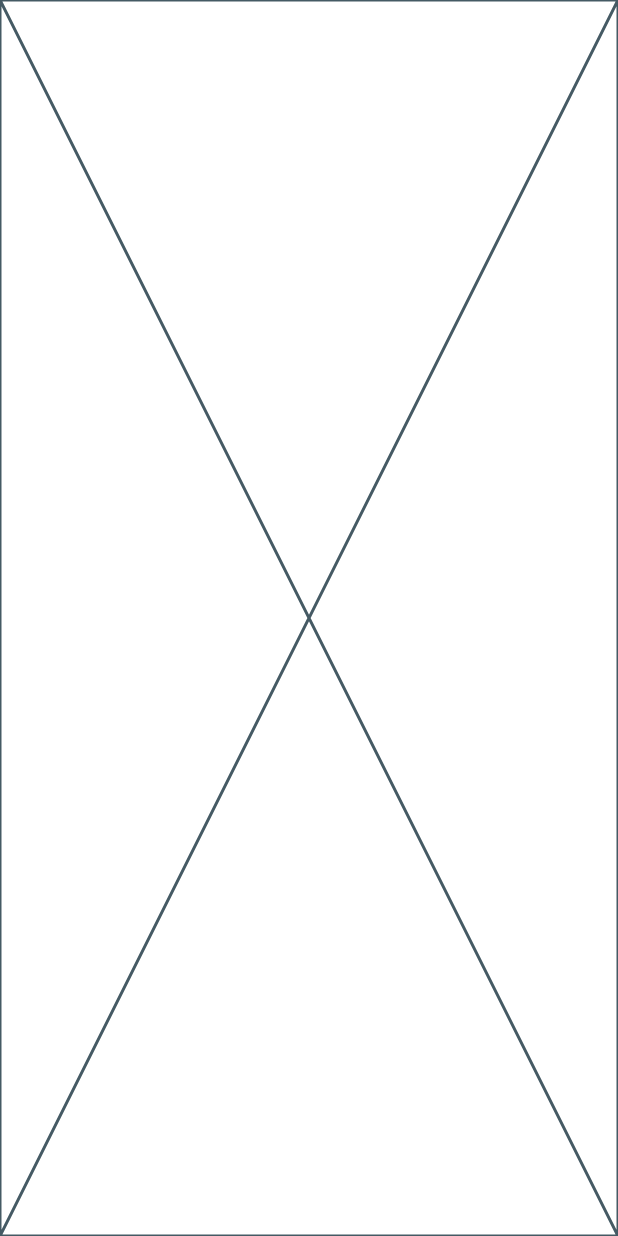
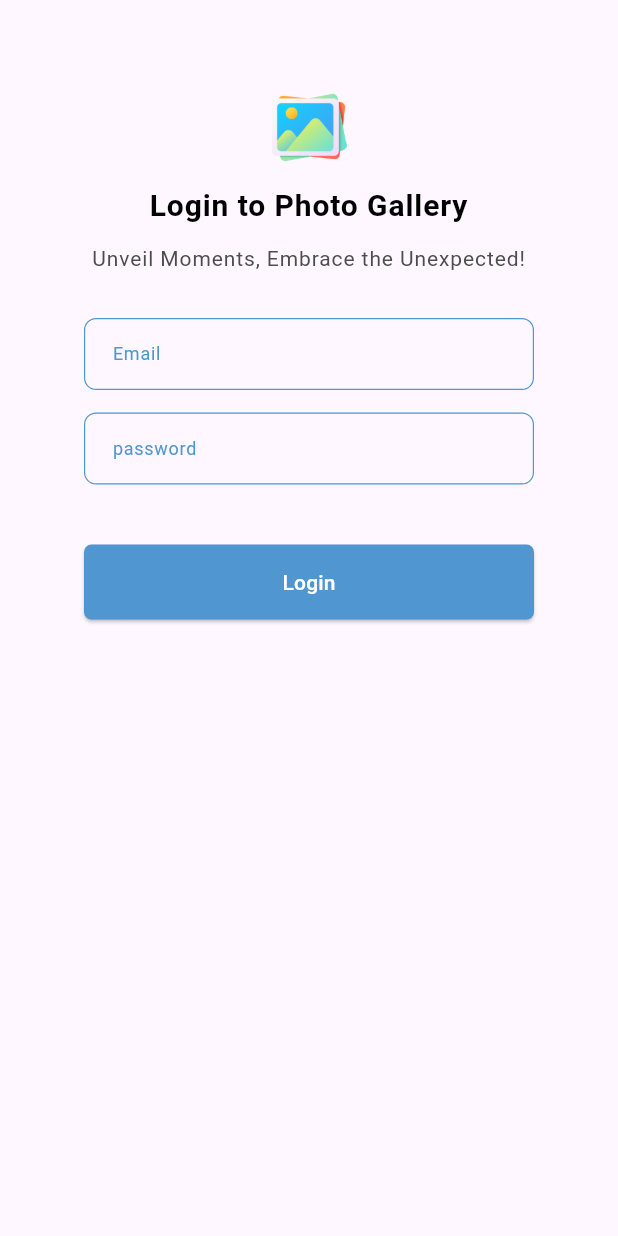
Before and after one commit to tipu0710/photo_gallery, a Flutter app: the screen it shows after launch, on a phone screen of 412 x 824 dp. Run offline on Flutter 3.47's test engine with Material 3 defaults, Android fonts, the phone set to English and light mode, and no system bars; drawn by our look-alikes of auto_size_text; our stand-ins replace flutter_riverpod, shared_preferences.

Commit message:
feat(Screen): :sparkles: Login screen

````diff
--- a/lib/main.dart
+++ b/lib/main.dart
@@ -1,22 +1,36 @@
 import 'package:flutter/material.dart';
+import 'package:flutter_riverpod/flutter_riverpod.dart';
+import 'package:photo_gallery/provider/login_provider.dart';
+import 'package:photo_gallery/screen/home/home.dart';
+import 'package:photo_gallery/screen/login/login_screen.dart';
 import 'package:photo_gallery/screen/splash_screen.dart';
+import 'package:photo_gallery/utils/global.dart';
+import 'package:shared_preferences/shared_preferences.dart';
 
-void main() {
-  runApp(const MyApp());
+void main() async {
+  WidgetsFlutterBinding.ensureInitialized();
+  sharedPreferences = await SharedPreferences.getInstance();
+
+  runApp(const ProviderScope(child: MyApp()));
 }
 
-class MyApp extends StatelessWidget {
+class MyApp extends ConsumerWidget {
   const MyApp({super.key});
 
   @override
-  Widget build(BuildContext context) {
+  Widget build(BuildContext context, WidgetRef ref) {
+    bool isLoggedIn = ref.watch(loginProvider);
     return MaterialApp(
       title: 'Photo Gallery',
       theme: ThemeData(
         colorScheme: ColorScheme.fromSeed(seedColor: Colors.deepPurple),
         useMaterial3: true,
       ),
-      home: const SplashScreen(),
+      home: !shownSplash
+          ? const SplashScreen()
+          : isLoggedIn
+              ? const Home()
+              : const LoginScreen(),
     );
   }
 }
--- /dev/null
+++ b/lib/provider/login_provider.dart
@@ -0,0 +1,20 @@
+import 'package:photo_gallery/utils/global.dart';
+import 'package:flutter_riverpod/flutter_riverpod.dart';
+
+final loginProvider = StateNotifierProvider<LoginNotifier, bool>((ref) {
+  return LoginNotifier();
+});
+
+class LoginNotifier extends StateNotifier<bool> {
+  LoginNotifier() : super(sharedPreferences.getBool("login_key") ?? false);
+  bool get isLogin => state;
+  logout() {
+    sharedPreferences.setBool("login_key", false);
+    state = false;
+  }
+
+  login() {
+    sharedPreferences.setBool("login_key", true);
+    state = true;
+  }
+}
--- /dev/null
+++ b/lib/screen/login/login_screen.dart
@@ -0,0 +1,130 @@
+import 'package:flutter/material.dart';
+import 'package:auto_size_text/auto_size_text.dart';
+import 'package:flutter_riverpod/flutter_riverpod.dart';
+import 'package:photo_gallery/provider/login_provider.dart';
+import 'package:photo_gallery/uiHelper/input_field.dart';
+import 'package:photo_gallery/utils/constant.dart';
+import 'package:photo_gallery/utils/extensions.dart';
+
+class LoginScreen extends StatefulWidget {
+  const LoginScreen({super.key});
+
+  @override
+  State<LoginScreen> createState() => _LoginScreenState();
+}
+
+class _LoginScreenState extends State<LoginScreen> {
+  TextEditingController emailController = TextEditingController();
+  TextEditingController passwordController = TextEditingController();
+  FocusNode emailFocus = FocusNode();
+  FocusNode passwordFocus = FocusNode();
+  final _formKey = GlobalKey<FormState>();
+
+  @override
+  Widget build(BuildContext context) {
+    return Scaffold(
+      body: Center(
+        child: ConstrainedBox(
+          constraints: BoxConstraints(
+            maxHeight: MediaQuery.of(context).size.height,
+            maxWidth: 300,
+          ),
+          child: Form(
+            key: _formKey,
+            child: Column(
+              mainAxisAlignment: MainAxisAlignment.start,
+              crossAxisAlignment: CrossAxisAlignment.center,
+              children: [
+                const SizedBox(height: 60),
+                Hero(
+                  tag: "splashLogo",
+                  child: Image.asset(
+                    "assets/images/logo.png",
+                    width: 50,
+                  ),
+                ),
+                const SizedBox(height: 13),
+                const Padding(
+                  padding: EdgeInsets.symmetric(horizontal: 10.0),
+                  child: AutoSizeText(
+                    'Login to Photo Gallery',
+                    maxLines: 1,
+                    style: TextStyle(
+                      fontSize: 20,
+                      fontWeight: FontWeight.bold,
+                      color: Color(0xff000000),
+                      letterSpacing: 0.6,
+                    ),
+                    textAlign: TextAlign.center,
+                  ),
+                ),
+                const SizedBox(height: 10),
+                const Padding(
+                  padding: EdgeInsets.symmetric(horizontal: 4.0),
+                  child: AutoSizeText(
+                    'Unveil Moments, Embrace the Unexpected!',
+                    maxLines: 1,
+                    style: TextStyle(
+                      fontSize: 15,
+                      color: Color.fromARGB(255, 76, 76, 76),
+                      letterSpacing: 0.6,
+                    ),
+                    textAlign: TextAlign.center,
+                  ),
+                ),
+                const SizedBox(height: 30),
+                InputField(
+                  controller: emailController,
+                  focusNode: emailFocus,
+                  labelText: "Email",
+                  autofillHints: const [
+                    AutofillHints.email,
+                    AutofillHints.username
+                  ],
+                  validator: (email) {
+                    bool validate = email.validateEmail();
+                    return validate ? null : "Invalid Email";
+                  },
+                ),
+                const SizedBox(height: 15),
+                InputField(
+                  controller: passwordController,
+                  focusNode: passwordFocus,
+                  labelText: "password",
+                  textInputAction: TextInputAction.done,
+                  obscureText: true,
+                  autofillHints: const [AutofillHints.password],
+                ),
+                const SizedBox(height: 40),
+                Consumer(
+                  builder: (_, WidgetRef ref, __) {
+                    return ElevatedButton(
+                      onPressed: () {
+                        emailFocus.unfocus();
+                        passwordFocus.unfocus();
+                        if (_formKey.currentState?.validate() == true) {
+                          ref.read(loginProvider.notifier).login();
+                        }
+                      },
+                      style: ElevatedButton.styleFrom(
+                        backgroundColor: primaryColor,
+                        fixedSize: const Size(300, 50),
+                        shape: RoundedRectangleBorder(
+                          borderRadius: BorderRadius.circular(5),
+                        ),
+                      ),
+                      child: const Text(
+                        "Login",
+                        style: TextStyle(color: Colors.white),
+                      ),
+                    );
+                  },
+                ),
+              ],
+            ),
+          ),
+        ),
+      ),
+    );
+  }
+}
--- a/lib/screen/splash_screen.dart
+++ b/lib/screen/splash_screen.dart
@@ -1,24 +1,31 @@
 import 'package:flutter/material.dart';
+import 'package:flutter_riverpod/flutter_riverpod.dart';
+import 'package:photo_gallery/provider/login_provider.dart';
 import 'package:photo_gallery/screen/home/home.dart';
-class SplashScreen extends StatefulWidget {
+import 'package:photo_gallery/screen/login/login_screen.dart';
+import 'package:photo_gallery/utils/global.dart';
+
+class SplashScreen extends ConsumerStatefulWidget {
   const SplashScreen({super.key});
 
   static const String routeLocation = "/splash";
 
   @override
-  State<SplashScreen> createState() => _SplashScreenState();
+  ConsumerState<SplashScreen> createState() => _SplashScreenState();
 }
 
-class _SplashScreenState extends State<SplashScreen> {
+class _SplashScreenState extends ConsumerState<SplashScreen> {
   @override
   void initState() {
     super.initState();
-    Future.delayed(const Duration(seconds: 2), () {
+    shownSplash = true;
+    Future.delayed(const Duration(seconds: 2), () async {
       if (mounted) {
+        var login = ref.read(loginProvider.notifier).isLogin;
         Navigator.pushAndRemoveUntil(
             context,
             MaterialPageRoute(
-              builder: (context) => const Home(),
+              builder: (context) => login ? const Home() : const LoginScreen(),
             ),
             (route) => false);
       }
@@ -29,39 +36,11 @@ class _SplashScreenState extends State<SplashScreen> {
   Widget build(BuildContext context) {
     return Scaffold(
       body: Center(
-        child: SizedBox(
-          width: 150,
-          child: Column(
-            mainAxisAlignment: MainAxisAlignment.center,
-            crossAxisAlignment: CrossAxisAlignment.center,
-            children: [
-              Hero(
-                tag: "splashLogo",
-                child: Image.asset(
-                  "assets/images/logo.png",
-                  width: 170,
-                ),
-              ),
-              const SizedBox(height: 13),
-              const Text(
-                'Login to Photo Gallery',
-                style: TextStyle(
-                  fontSize: 15,
-                  color: Color(0xffffffff),
-                  letterSpacing: 0.6,
-                ),
-                textAlign: TextAlign.center,
-              ),
-              const Text(
-                'Unveil Moments, Embrace the Unexpected!',
-                style: TextStyle(
-                  fontSize: 15,
-                  color: Color(0xffffffff),
-                  letterSpacing: 0.6,
-                ),
-                textAlign: TextAlign.center,
-              ),
-            ],
+        child: Hero(
+          tag: "splashLogo",
+          child: Image.asset(
+            "assets/images/logo.png",
+            width: 170,
           ),
         ),
       ),
--- /dev/null
+++ b/lib/uiHelper/input_field.dart
@@ -0,0 +1,236 @@
+import 'package:flutter/material.dart';
+import 'package:flutter/services.dart';
+import 'package:photo_gallery/utils/constant.dart';
+
+class InputField extends StatefulWidget {
+  const InputField({
+    super.key,
+    required this.controller,
+    this.labelText = "",
+    this.validate = true,
+    this.readOnly = false,
+    this.maxWidth,
+    this.maxHeight,
+    this.borderRadius,
+    this.contentPadding,
+    this.textInputAction,
+    this.keyboardType,
+    this.focusNode,
+    this.decoration,
+    this.showShadow = false,
+    this.maxLines,
+    this.hints,
+    this.onFieldSubmitted,
+    this.suffixText,
+    this.onDone,
+    this.onChange,
+    this.inputFormatters,
+    this.suffixIcon,
+    this.prefixIcon,
+    this.enable = true,
+    this.obscureText = false,
+    this.maxLetter,
+    this.fillColor,
+    this.borderColor,
+    this.cursorColor,
+    this.inputColor,
+    this.validator,
+    this.maxErrorTextLine = 1,
+    this.autofillHints,
+    this.prefixIconConstraints,
+    this.suffixIconConstraints,
+    this.hintStyle,
+    this.textStyle,
+    this.labelTextColor,
+    this.onTap,
+  });
+
+  final TextEditingController controller;
+
+  /// Default [maxWidth = 300, maxHeight = 40]
+  final double? maxWidth, maxHeight;
+  final double? borderRadius;
+  final String labelText;
+  final String? hints;
+
+  final BoxConstraints? prefixIconConstraints, suffixIconConstraints;
+
+  final void Function(String)? onFieldSubmitted;
+  final String? Function(String?)? validator;
+
+  /// Default
+  /// ```dart
+  /// const EdgeInsets.symmetric(horizontal: 15);
+  /// ```
+  final EdgeInsetsGeometry? contentPadding;
+  final TextInputAction? textInputAction;
+  final TextInputType? keyboardType;
+  final bool validate;
+  final bool readOnly;
+  final bool enable;
+  final FocusNode? focusNode;
+  final InputDecoration? decoration;
+  final bool showShadow;
+  final int? maxLines;
+  final String? suffixText;
+
+  /// Default
+  /// ```dart
+  /// const TextStyle(color: Color.fromARGB(255, 190, 190, 190));
+  /// ```
+  final TextStyle? hintStyle, textStyle;
+
+  final void Function(String?)? onDone;
+  final void Function(String)? onChange;
+  final List<TextInputFormatter>? inputFormatters;
+
+  final Widget? suffixIcon;
+  final Widget? prefixIcon;
+  final int? maxLetter;
+
+  final Color? fillColor;
+  final Color? borderColor;
+  final Color? cursorColor;
+  final Color? inputColor;
+  final Color? labelTextColor;
+
+  final bool obscureText;
+
+  final int maxErrorTextLine;
+  final Iterable<String>? autofillHints;
+
+  final void Function()? onTap;
+
+  @override
+  State<InputField> createState() => _InputFieldState();
+}
+
+class _InputFieldState extends State<InputField> {
+  double maxHeight = 45;
+
+  @override
+  void initState() {
+    maxHeight = widget.maxHeight ?? maxHeight;
+    super.initState();
+  }
+
+  @override
+  Widget build(BuildContext context) {
+    return TextFormField(
+      onTap: widget.onTap,
+      obscureText: widget.obscureText,
+      controller: widget.controller,
+      readOnly: widget.readOnly,
+      enabled: widget.enable,
+      focusNode: widget.focusNode,
+      maxLines: widget.obscureText ? 1 : widget.maxLines,
+      onFieldSubmitted: widget.onFieldSubmitted,
+      inputFormatters: widget.inputFormatters,
+      onSaved: widget.onDone,
+      onChanged: widget.onChange,
+      maxLength: widget.maxLetter,
+      cursorColor: widget.cursorColor,
+      autofillHints: widget.autofillHints,
+      autovalidateMode: AutovalidateMode.onUserInteraction,
+      validator: widget.validate
+          ? (s) {
+              String? errorMessage;
+              if (widget.validator != null) {
+                errorMessage = widget.validator!(s);
+              } else {
+                var error = s == null || s.isEmpty;
+                errorMessage = error ? "This field is required" : null;
+              }
+              return errorMessage;
+            }
+          : null,
+      textInputAction: widget.textInputAction ?? TextInputAction.next,
+      keyboardType: widget.keyboardType ?? TextInputType.text,
+      style: widget.textStyle ??
+          TextStyle(
+            fontSize: 12,
+            color: widget.inputColor ??
+                const Color.fromARGB(255, 18, 18, 18),
+          ),
+      decoration: widget.decoration ??
+          InputDecoration(
+            labelText: widget.labelText,
+            isDense: false,
+            hintText: widget.hints,
+            alignLabelWithHint: true,
+            suffixText: widget.suffixText,
+            floatingLabelBehavior: FloatingLabelBehavior.auto,
+            labelStyle: const TextStyle(
+              fontSize: 12,
+              color: primaryColor,
+            ),
+            hintStyle: widget.hintStyle ??
+                const TextStyle(
+                  color: Color.fromARGB(255, 162, 162, 162),
+                  fontSize: 12,
+                ),
+            contentPadding: widget.contentPadding ??
+                const EdgeInsets.symmetric(horizontal: 15),
+            suffixIcon: widget.suffixIcon,
+            prefixIcon: widget.prefixIcon,
+            prefixIconConstraints: widget.prefixIconConstraints,
+            suffixIconConstraints: widget.suffixIconConstraints,
+            fillColor: widget.fillColor,
+            disabledBorder: OutlineInputBorder(
+              borderRadius:
+                  BorderRadius.circular(widget.borderRadius ?? 8),
+              borderSide: BorderSide(
+                color: widget.borderColor ??
+                    const Color.fromARGB(255, 144, 144, 144),
+                width: .8,
+              ),
+            ),
+            errorStyle: TextStyle(
+              fontSize: 12,
+              color: widget.inputColor ??
+                  const Color.fromARGB(255, 255, 0, 0),
+            ),
+            border: OutlineInputBorder(
+              borderRadius:
+                  BorderRadius.circular(widget.borderRadius ?? 8),
+              borderSide: BorderSide(
+                color: widget.borderColor ?? primaryColor,
+                width: .8,
+              ),
+            ),
+            focusedBorder: OutlineInputBorder(
+              borderRadius:
+                  BorderRadius.circular(widget.borderRadius ?? 8),
+              borderSide: BorderSide(
+                color: widget.borderColor ?? primaryColor,
+                width: 1,
+              ),
+            ),
+            enabledBorder: OutlineInputBorder(
+              borderRadius:
+                  BorderRadius.circular(widget.borderRadius ?? 8),
+              borderSide: BorderSide(
+                color: widget.borderColor ?? primaryColor,
+                width: .8,
+              ),
+            ),
+            focusedErrorBorder: OutlineInputBorder(
+              borderRadius:
+                  BorderRadius.circular(widget.borderRadius ?? 8),
+              borderSide: const BorderSide(
+                color: Colors.red,
+                width: 1,
+              ),
+            ),
+            errorBorder: OutlineInputBorder(
+              borderRadius:
+                  BorderRadius.circular(widget.borderRadius ?? 8),
+              borderSide: const BorderSide(
+                color: Colors.red,
+                width: .8,
+              ),
+            ),
+          ),
+    );
+  }
+}
--- a/lib/utils/constant.dart
+++ b/lib/utils/constant.dart
@@ -1,3 +1,3 @@
 import 'package:flutter/material.dart';
 
-const Color primaryColor = Color.fromARGB(255, 52, 135, 55);
+const Color primaryColor = Color.fromARGB(255, 80, 150, 208);
--- /dev/null
+++ b/lib/utils/extensions.dart
@@ -0,0 +1,10 @@
+extension EmailValidator on String? {
+  bool validateEmail() {
+    if (this == null) {
+      return false;
+    }
+    return RegExp(
+            r"^[a-zA-Z0-9.a-zA-Z0-9.!#$%&'*+-/=?^_`{|}~]+@[a-zA-Z0-9]+\.[a-zA-Z]+")
+        .hasMatch(this!);
+  }
+}
--- /dev/null
+++ b/lib/utils/global.dart
@@ -0,0 +1,4 @@
+import 'package:shared_preferences/shared_preferences.dart';
+
+late final SharedPreferences sharedPreferences;
+bool shownSplash = false;
--- a/pubspec.yaml
+++ b/pubspec.yaml
@@ -19,6 +19,7 @@ dependencies:
   shared_preferences: ^2.2.2
   flutter_riverpod: ^2.4.9
   riverpod_annotation: ^2.3.3
+  auto_size_text: ^3.0.0
 
 dev_dependencies:
   flutter_test:
````
Also changed, not shown: pubspec.lock.
